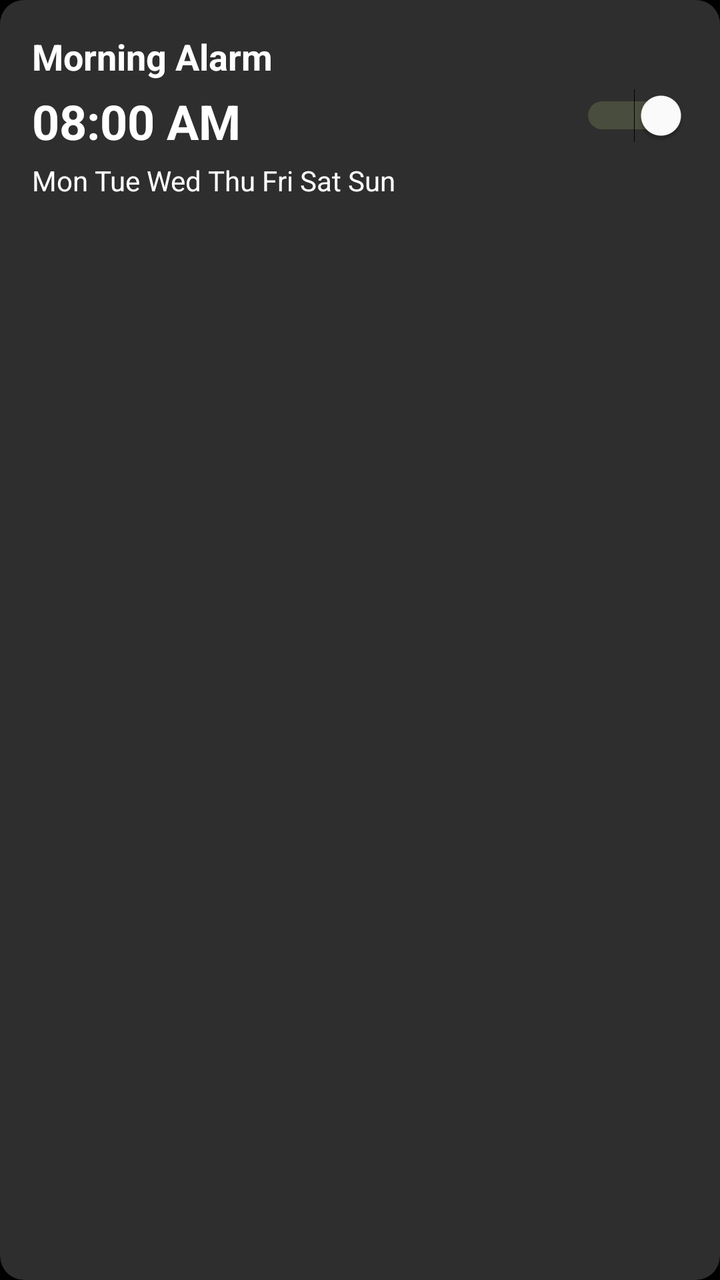
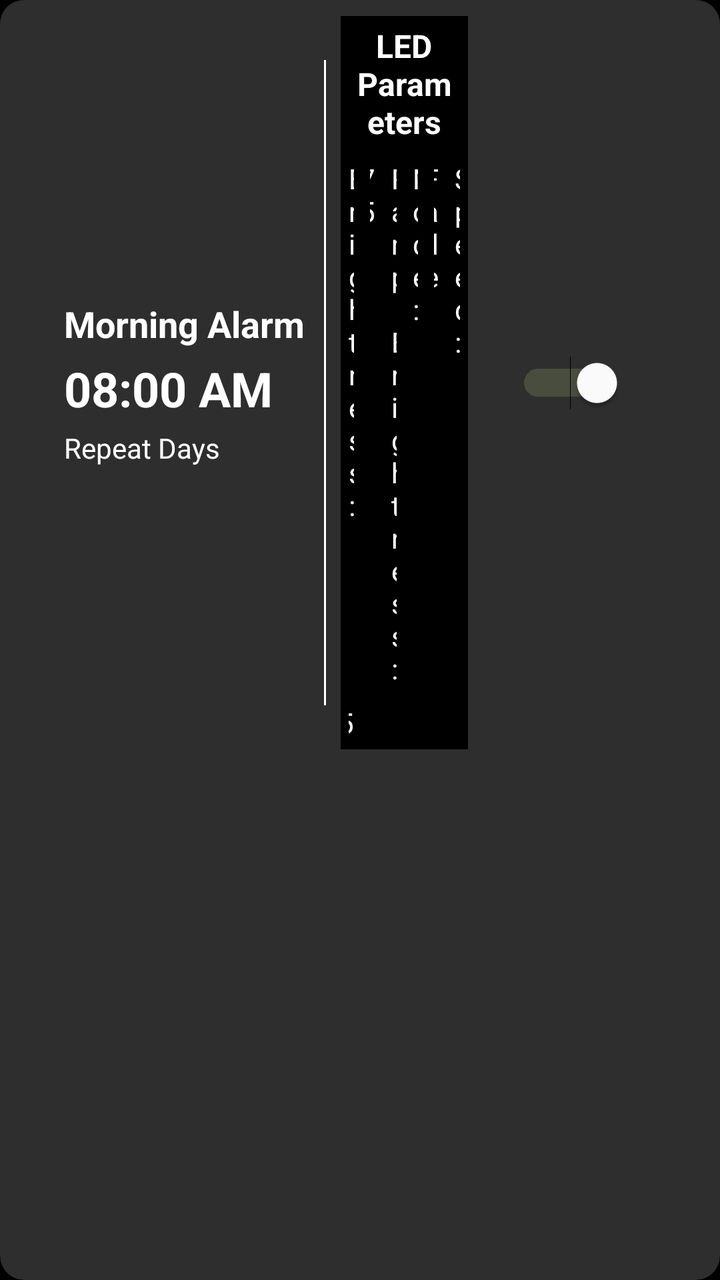

Compare the two renders of this Android layout. The source of the first and the diff that turns it into the second are given below.
<!-- AndroidManifest.xml: application theme DarkAppTheme -->
<!-- res/layout/alarm_item.xml -->
<?xml version="1.0" encoding="utf-8"?>
<androidx.cardview.widget.CardView
    xmlns:android="http://schemas.android.com/apk/res/android"
    xmlns:card_view="http://schemas.android.com/apk/res-auto"
    xmlns:app="http://schemas.android.com/apk/res-auto"
    xmlns:tools="http://schemas.android.com/tools"
    android:layout_width="match_parent"
    android:layout_height="wrap_content"
    android:layout_marginVertical="8dp"
    android:layout_marginHorizontal="16dp"
    card_view:cardElevation="4dp"
    card_view:cardCornerRadius="12dp"
    card_view:cardBackgroundColor="@color/lighter_background">

    <androidx.constraintlayout.widget.ConstraintLayout
        android:layout_width="match_parent"
        android:layout_height="wrap_content">

        <RelativeLayout
            android:id="@+id/alarmItemLayout"
            android:layout_width="0dp"
            android:layout_height="wrap_content"
            android:padding="16dp"
            android:background="@color/lighter_background"
            app:layout_constraintBottom_toBottomOf="parent"
            app:layout_constraintStart_toStartOf="parent"
            app:layout_constraintTop_toTopOf="parent"
            app:layout_constraintEnd_toStartOf="@id/deleteButtonContainer">

        
        <TextView
            android:id="@+id/alarmNameTextView"
            android:layout_width="wrap_content"
            android:layout_height="wrap_content"
            android:text="Morning Alarm"
            android:textSize="18sp"
            android:textColor="@color/white"
            android:textStyle="bold"
            android:background="@drawable/transparent_background"/>

        
        <TextView
            android:id="@+id/alarmTimeTextView"
            android:layout_width="wrap_content"
            android:layout_height="wrap_content"
            android:layout_below="@id/alarmNameTextView"
            android:layout_marginTop="4dp"
            android:text="08:00 AM"
            android:textSize="24sp"
            android:textColor="@color/white"
            android:textStyle="bold"
            android:background="@drawable/transparent_background"/>

        
        <TextView
            android:id="@+id/repeatDaysTextView"
            android:layout_width="wrap_content"
            android:layout_height="wrap_content"
            android:layout_below="@id/alarmTimeTextView"
            android:layout_marginTop="4dp"
            android:text="Mon Tue Wed Thu Fri Sat Sun"
            android:textSize="14sp"
            android:textColor="@color/white"
            android:background="@drawable/transparent_background"/>

        
        <Switch
            android:id="@+id/alarmSwitch"
            android:layout_width="wrap_content"
            android:layout_height="wrap_content"
            android:layout_alignParentEnd="true"
            android:layout_centerVertical="true"
            android:checked="true"
            android:textOff=""
            android:textOn=""
            android:thumbTint="@color/white"
            android:trackTint="@color/green"
            android:background="?android:attr/selectableItemBackground"/>

    </RelativeLayout>

    
        <FrameLayout
            android:id="@+id/deleteButtonContainer"
            android:layout_width="75dp"
            android:layout_height="0dp"
            android:background="@color/red"
            android:visibility="gone"
            app:layout_constraintTop_toTopOf="parent"
            app:layout_constraintBottom_toBottomOf="parent"
            app:layout_constraintEnd_toEndOf="parent">

            
            <ImageButton
                android:id="@+id/deleteButton"
                android:layout_width="match_parent"
                android:layout_height="match_parent"
                android:src="@drawable/delete_icon"
                android:background="?android:attr/selectableItemBackground"
                android:layout_gravity="center"
                android:scaleType="fitCenter" />

        </FrameLayout>

    </androidx.constraintlayout.widget.ConstraintLayout>
</androidx.cardview.widget.CardView>
<!-- resources referenced by this layout -->
<resources>
  <color name="green">#98A869</color>
  <color name="lighter_background">#2E2E2E</color>
  <color name="red">#DF6967</color>
  <color name="white">#FFFFFFFF</color>
  <!-- drawable delete_icon (drawable) -->
  <vector xmlns:android="http://schemas.android.com/apk/res/android"
      android:width="800dp"
      android:height="800dp"
      android:viewportWidth="24"
      android:viewportHeight="24">
    <path
        android:pathData="M10,12L14,16M14,12L10,16M4,6H20M16,6L15.729,5.188C15.467,4.401 15.336,4.008 15.093,3.717C14.878,3.46 14.602,3.261 14.29,3.139C13.938,3 13.523,3 12.694,3H11.306C10.477,3 10.062,3 9.71,3.139C9.398,3.261 9.122,3.46 8.907,3.717C8.664,4.008 8.533,4.401 8.271,5.188L8,6M18,6V16.2C18,17.88 18,18.72 17.673,19.362C17.385,19.927 16.927,20.385 16.362,20.673C15.72,21 14.88,21 13.2,21H10.8C9.12,21 8.28,21 7.638,20.673C7.074,20.385 6.615,19.927 6.327,19.362C6,18.72 6,17.88 6,16.2V6"
        android:strokeLineJoin="round"
        android:strokeWidth="2"
        android:strokeColor="#FFF"
        android:strokeLineCap="round"/>
  </vector>
  <!-- drawable transparent_background (drawable) -->
  <layer-list xmlns:android="http://schemas.android.com/apk/res/android">
      <item android:drawable="@android:color/transparent" />
  </layer-list>
  <style name="DarkAppTheme" parent="Theme.MaterialComponents.DayNight">
          <item name="windowActionBar">false</item>
          <item name="android:background">@color/black</item>
          <item name="windowNoTitle">true</item>
      </style>
  <color name="black">#FF000000</color>
</resources>

<!-- the commit's change to res/layout/alarm_item.xml (unified diff, before → after) -->
@@ -1,106 +1,244 @@
 <?xml version="1.0" encoding="utf-8"?>
-<androidx.cardview.widget.CardView
-    xmlns:android="http://schemas.android.com/apk/res/android"
+<androidx.cardview.widget.CardView xmlns:android="http://schemas.android.com/apk/res/android"
+    xmlns:app="http://schemas.android.com/apk/res-auto"
     xmlns:card_view="http://schemas.android.com/apk/res-auto"
-    xmlns:app="http://schemas.android.com/apk/res-auto"
-    xmlns:tools="http://schemas.android.com/tools"
     android:layout_width="match_parent"
     android:layout_height="wrap_content"
+    android:layout_marginHorizontal="16dp"
     android:layout_marginVertical="8dp"
-    android:layout_marginHorizontal="16dp"
-    card_view:cardElevation="4dp"
+    card_view:cardBackgroundColor="@color/lighter_background"
     card_view:cardCornerRadius="12dp"
-    card_view:cardBackgroundColor="@color/lighter_background">
+    card_view:cardElevation="4dp">
 
     <androidx.constraintlayout.widget.ConstraintLayout
         android:layout_width="match_parent"
         android:layout_height="wrap_content">
 
+        <androidx.constraintlayout.widget.ConstraintLayout
+            android:id="@+id/mainContentLayout"
+            android:layout_width="0dp"
+            android:layout_height="wrap_content"
+            android:paddingStart="32dp"
+            android:paddingEnd="32dp"
+            android:background="@color/lighter_background"
+            app:layout_constraintStart_toStartOf="parent"
+            app:layout_constraintTop_toTopOf="parent"
+            app:layout_constraintEnd_toStartOf="@id/deleteButtonContainer"
+            app:layout_constraintBottom_toBottomOf="parent">
+
         <RelativeLayout
             android:id="@+id/alarmItemLayout"
+            android:layout_width="wrap_content"
+            android:layout_height="wrap_content"
+            android:background="@drawable/transparent_background"
+            app:layout_constraintStart_toStartOf="parent"
+            app:layout_constraintTop_toTopOf="parent"
+            app:layout_constraintBottom_toBottomOf="parent"
+            android:paddingEnd="10dp">
+
+            
+            <TextView
+                android:id="@+id/alarmNameTextView"
+                android:layout_width="wrap_content"
+                android:layout_height="wrap_content"
+                android:background="@drawable/transparent_background"
+                android:text="Morning Alarm"
+                android:textColor="@color/white"
+                android:textSize="18sp"
+                android:textStyle="bold" />
+
+            
+            <TextView
+                android:id="@+id/alarmTimeTextView"
+                android:layout_width="wrap_content"
+                android:layout_height="wrap_content"
+                android:layout_below="@id/alarmNameTextView"
+                android:layout_marginTop="4dp"
+                android:background="@drawable/transparent_background"
+                android:text="08:00 AM"
+                android:textColor="@color/white"
+                android:textSize="24sp"
+                android:textStyle="bold" />
+
+            
+            <TextView
+                android:id="@+id/repeatDaysTextView"
+                android:layout_width="wrap_content"
+                android:layout_height="wrap_content"
+                android:layout_below="@id/alarmTimeTextView"
+                android:layout_marginTop="4dp"
+                android:background="@drawable/transparent_background"
+                android:text="Repeat Days"
+                android:textColor="@color/white"
+                android:textSize="14sp" />
+
+        </RelativeLayout>
+
+        
+        <View
+            android:id="@+id/verticalDivider"
+            android:layout_width="1dp"
+            android:layout_height="0dp"
+            android:background="@color/white"
+            app:layout_constraintStart_toEndOf="@id/alarmItemLayout"
+            app:layout_constraintEnd_toStartOf="@id/alarmParametersContainer"
+            app:layout_constraintTop_toTopOf="parent"
+            app:layout_constraintBottom_toBottomOf="parent"
+            android:layout_marginTop="30dp"
+            android:layout_marginBottom="30dp"/>
+
+        
+        <RelativeLayout
+            android:id="@+id/alarmParametersContainer"
             android:layout_width="0dp"
             android:layout_height="wrap_content"
+            android:background="@drawable/transparent_background"
+            android:padding="8dp"
+            app:layout_constraintStart_toEndOf="@id/alarmItemLayout"
+            app:layout_constraintEnd_toStartOf="@id/alarmToggleContainer"
+            app:layout_constraintTop_toTopOf="parent"
+            app:layout_constraintBottom_toBottomOf="parent">
+
+            <GridLayout
+                android:id="@+id/parametersGridLayout"
+                android:layout_width="match_parent"
+                android:layout_height="wrap_content"
+                android:columnCount="6"
+                android:rowCount="8"
+                android:alignmentMode="alignMargins"
+                android:useDefaultMargins="true">
+
+                
+                <TextView
+                    android:id="@+id/ledParametersTitle"
+                    android:layout_width="0dp"
+                    android:layout_height="wrap_content"
+                    android:layout_columnSpan="6"
+                    android:layout_gravity="fill"
+                    android:gravity="center"
+                    android:text="LED Parameters"
+                    android:textColor="@color/white"
+                    android:textSize="16sp"
+                    android:textStyle="bold" />
+
+                
+                <TextView
+                    android:id="@+id/brightnessTextView"
+                    android:layout_width="0dp"
+                    android:layout_height="wrap_content"
+                    android:layout_columnWeight="1"
+                    android:text="Brightness:"
+                    android:textColor="@color/white"
+                    android:textSize="14sp" />
+
+                <TextView
+                    android:id="@+id/brightnessValueTextView"
+                    android:layout_width="0dp"
+                    android:layout_height="wrap_content"
+                    android:layout_columnWeight="1"
+                    android:gravity="end"
+                    android:text="75"
+                    android:textColor="@color/white"
+                    android:textSize="14sp" />
+
+                
+                <TextView
+                    android:id="@+id/rampBrightnessTextView"
+                    android:layout_width="0dp"
+                    android:layout_height="wrap_content"
+                    android:layout_columnWeight="1"
+                    android:text="Ramp Brightness:"
+                    android:textColor="@color/white"
+                    android:textSize="14sp" />
+
+                
+                <TextView
+                    android:id="@+id/alarmModeTextView"
+                    android:layout_width="0dp"
+                    android:layout_height="wrap_content"
+                    android:layout_columnWeight="1"
+                    android:text="Mode:"
+                    android:textColor="@color/white"
+                    android:textSize="14sp" />
+
+                <TextView
+                    android:id="@+id/alarmModeValueTextView"
+                    android:layout_width="0dp"
+                    android:layout_height="wrap_content"
+                    android:layout_columnWeight="1"
+                    android:gravity="end"
+                    android:text="Fade"
+                    android:textColor="@color/white"
+                    android:textSize="14sp" />
+
+                
+                <TextView
+                    android:id="@+id/speedTextView"
+                    android:layout_width="0dp"
+                    android:layout_height="wrap_content"
+                    android:layout_columnWeight="1"
+                    android:text="Speed:"
+                    android:textColor="@color/white"
+                    android:textSize="14sp" />
+
+                <TextView
+                    android:id="@+id/speedValueTextView"
+                    android:layout_width="0dp"
+                    android:layout_height="wrap_content"
+                    android:layout_columnWeight="1"
+                    android:gravity="end"
+                    android:text="5"
+                    android:textColor="@color/white"
+                    android:textSize="14sp" />
+            </GridLayout>
+
+        </RelativeLayout>
+
+        <RelativeLayout
+            android:id="@+id/alarmToggleContainer"
+            android:layout_width="wrap_content"
+            android:layout_height="wrap_content"
             android:padding="16dp"
-            android:background="@color/lighter_background"
-            app:layout_constraintBottom_toBottomOf="parent"
-            app:layout_constraintStart_toStartOf="parent"
-            app:layout_constraintTop_toTopOf="parent"
-            app:layout_constraintEnd_toStartOf="@id/deleteButtonContainer">
-
+            android:background="@drawable/transparent_background"
+            app:layout_constraintEnd_toEndOf="parent"
+            app:layout_constraintTop_toTopOf="parent"
+            app:layout_constraintBottom_toBottomOf="parent">
+
+            
+            <Switch
+                android:id="@+id/alarmSwitch"
+                android:layout_width="wrap_content"
+                android:layout_height="wrap_content"
+                android:layout_centerInParent="true"
+                android:background="?android:attr/selectableItemBackground"
+                android:checked="true"
+                android:textOff=""
+                android:textOn=""
+                android:thumbTint="@color/white"
+                android:trackTint="@color/green" />
+        </RelativeLayout>
+    </androidx.constraintlayout.widget.ConstraintLayout>
         
-        <TextView
-            android:id="@+id/alarmNameTextView"
-            android:layout_width="wrap_content"
-            android:layout_height="wrap_content"
-            android:text="Morning Alarm"
-            android:textSize="18sp"
-            android:textColor="@color/white"
-            android:textStyle="bold"
-            android:background="@drawable/transparent_background"/>
-
-        
-        <TextView
-            android:id="@+id/alarmTimeTextView"
-            android:layout_width="wrap_content"
-            android:layout_height="wrap_content"
-            android:layout_below="@id/alarmNameTextView"
-            android:layout_marginTop="4dp"
-            android:text="08:00 AM"
-            android:textSize="24sp"
-            android:textColor="@color/white"
-            android:textStyle="bold"
-            android:background="@drawable/transparent_background"/>
-
-        
-        <TextView
-            android:id="@+id/repeatDaysTextView"
-            android:layout_width="wrap_content"
-            android:layout_height="wrap_content"
-            android:layout_below="@id/alarmTimeTextView"
-            android:layout_marginTop="4dp"
-            android:text="Mon Tue Wed Thu Fri Sat Sun"
-            android:textSize="14sp"
-            android:textColor="@color/white"
-            android:background="@drawable/transparent_background"/>
-
-        
-        <Switch
-            android:id="@+id/alarmSwitch"
-            android:layout_width="wrap_content"
-            android:layout_height="wrap_content"
-            android:layout_alignParentEnd="true"
-            android:layout_centerVertical="true"
-            android:checked="true"
-            android:textOff=""
-            android:textOn=""
-            android:thumbTint="@color/white"
-            android:trackTint="@color/green"
-            android:background="?android:attr/selectableItemBackground"/>
-
-    </RelativeLayout>
-
-    
         <FrameLayout
             android:id="@+id/deleteButtonContainer"
             android:layout_width="75dp"
             android:layout_height="0dp"
             android:background="@color/red"
             android:visibility="gone"
-            app:layout_constraintTop_toTopOf="parent"
             app:layout_constraintBottom_toBottomOf="parent"
-            app:layout_constraintEnd_toEndOf="parent">
+            app:layout_constraintEnd_toEndOf="parent"
+            app:layout_constraintTop_toTopOf="parent">
 
             
             <ImageButton
                 android:id="@+id/deleteButton"
                 android:layout_width="match_parent"
                 android:layout_height="match_parent"
-                android:src="@drawable/delete_icon"
+                android:layout_gravity="center"
                 android:background="?android:attr/selectableItemBackground"
-                android:layout_gravity="center"
-                android:scaleType="fitCenter" />
+                android:scaleType="fitCenter"
+                android:src="@drawable/delete_icon" />
 
         </FrameLayout>
-
     </androidx.constraintlayout.widget.ConstraintLayout>
 </androidx.cardview.widget.CardView>
